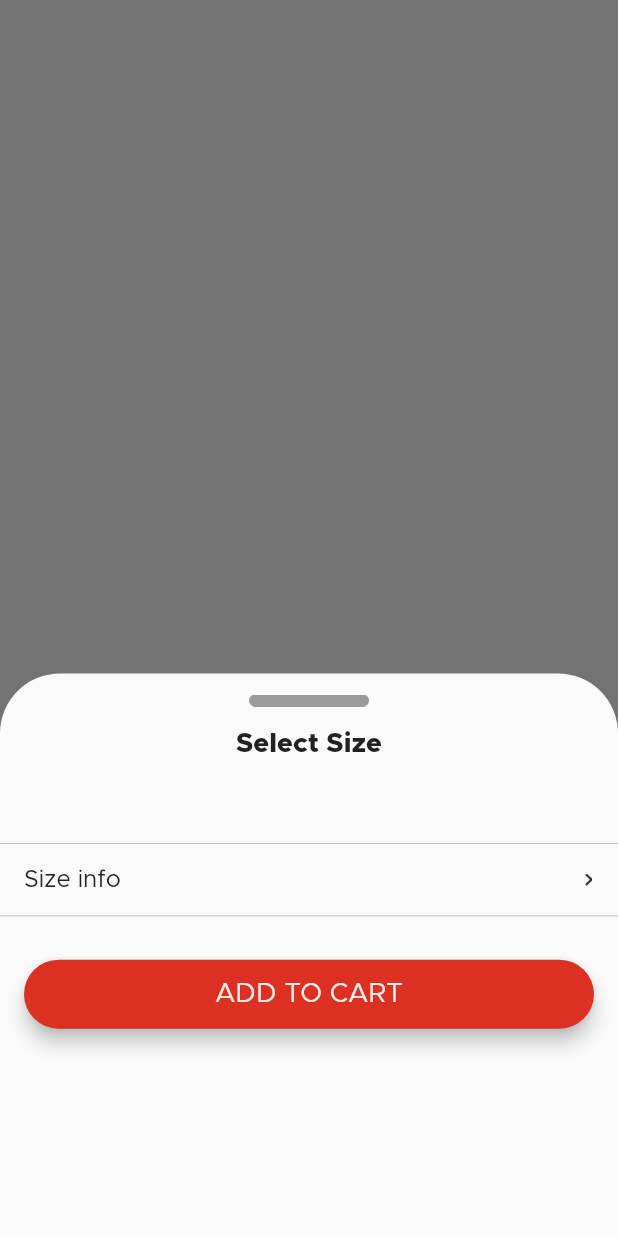
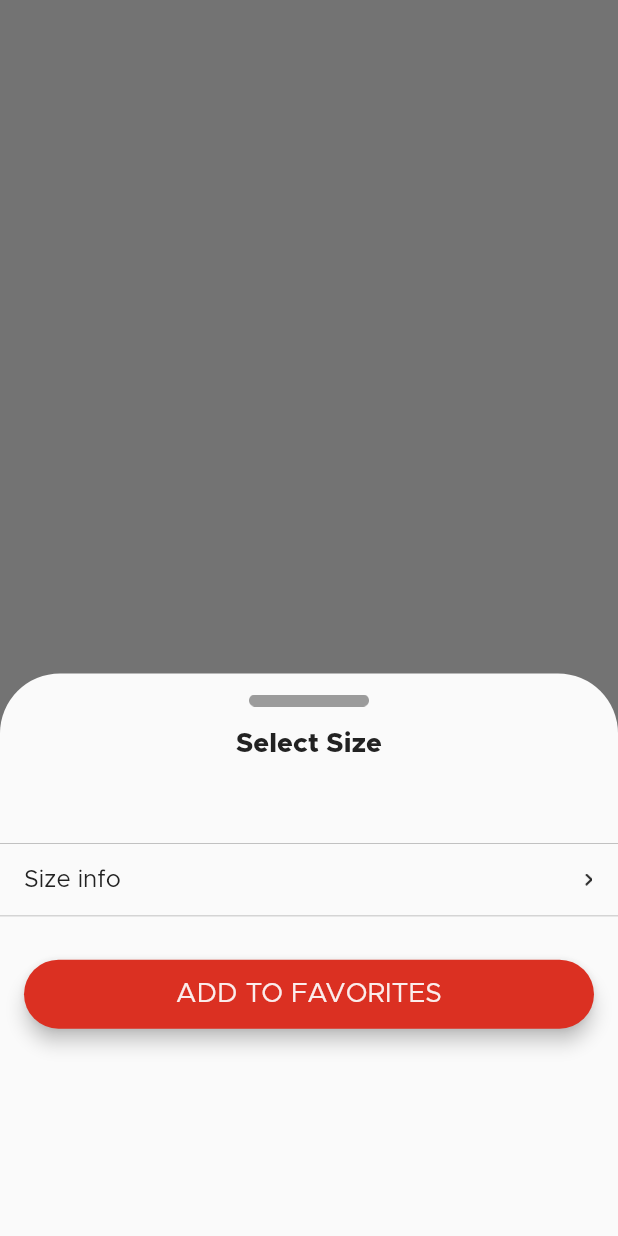
Before and after one commit to linhkhoi-huynh-goldenowl/ecommerce_app, a Flutter app: what showModalFavorite() shows on an empty page, opened directly with empty values, on a phone screen of 412 x 824 dp. Run offline on Flutter 3.47's test engine with Material 2 defaults, Android fonts, the phone set to English and light mode, and no system bars; our stand-ins replace bloc, cached_network_image, carousel_slider, cloud_firestore, equatable, firebase_auth and 7 more; missing offline and left inert: flutter_facebook_auth; accounts and stored records are empty.

Commit message:
fix favorites

```diff
--- a/lib/dialogs/bottom_sheet_app.dart
+++ b/lib/dialogs/bottom_sheet_app.dart
@@ -39,6 +39,7 @@ class BottomSheetApp {
                       previous.sizeStatus != current.sizeStatus,
                   builder: (context, state) {
                     return PopupChooseSize(
+                        title: "ADD TO CART",
                         listSize: listSize,
                         stateSize: state.size,
                         selectStatus: state.sizeStatus,
@@ -82,6 +83,7 @@ class BottomSheetApp {
                       previous.sizeStatus != current.sizeStatus,
                   builder: (context, state) {
                     return PopupChooseSize(
+                        title: "ADD TO FAVORITES",
                         listSize: listSize,
                         stateSize: state.size,
                         selectStatus: state.sizeStatus,
--- a/lib/modules/cubit/product_detail/product_detail_cubit.dart
+++ b/lib/modules/cubit/product_detail/product_detail_cubit.dart
@@ -24,7 +24,7 @@ class ProductDetailCubit extends Cubit<ProductDetailState> {
   }
 
   void chooseColor(String color) async {
-    emit(state.copyWith(color: color));
+    emit(state.copyWith(color: color, size: ""));
   }
 
   void setRelatedList() async {
--- a/lib/widgets/popup_choose_size.dart
+++ b/lib/widgets/popup_choose_size.dart
@@ -14,13 +14,15 @@ class PopupChooseSize extends StatelessWidget {
       required this.stateSize,
       required this.chooseSize,
       required this.func,
-      required this.selectStatus})
+      required this.selectStatus,
+      required this.title})
       : super(key: key);
   final List<SizeCloth> listSize;
   final String stateSize;
   final SizeStatus selectStatus;
   final Function(String) chooseSize;
   final VoidCallback func;
+  final String title;
   @override
   Widget build(BuildContext context) {
     return Column(
@@ -68,6 +70,7 @@ class PopupChooseSize extends StatelessWidget {
             spacing: 20,
             children: listSize
                 .map((e) => ButtonChooseSize(
+                    isInStock: e.quantity > 0,
                     func: () {
                       chooseSize(e.size);
                     },
@@ -84,7 +87,7 @@ class PopupChooseSize extends StatelessWidget {
         ),
         Padding(
           padding: const EdgeInsets.symmetric(horizontal: 16),
-          child: ButtonIntro(func: func, title: "ADD TO CART"),
+          child: ButtonIntro(func: func, title: title),
         )
       ],
     );
```
Also changed, not shown: lib/modules/screens/product_details_screen.dart (+15 -8 lines), lib/widgets/button_choose_size.dart (+12 -7 lines).
